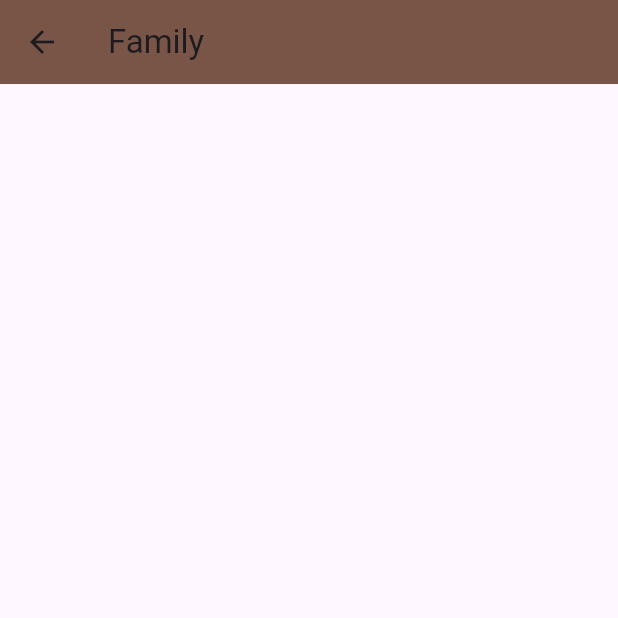
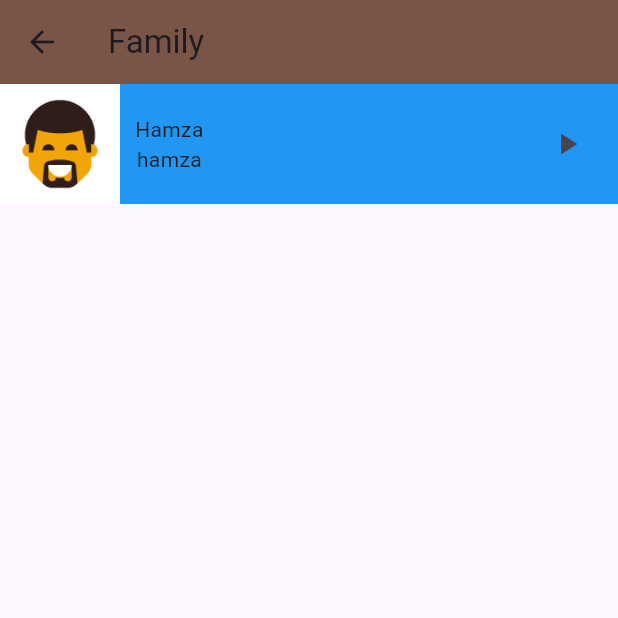
Before and after one commit to hamza-alshami/lang_app, a Flutter app: the screen it shows after launch, after a tap on "Family", on a phone screen of 412 x 824 dp, the top half of it. Run offline on Flutter 3.47's test engine with Material 3 defaults, Android fonts, the phone set to English and light mode, and no system bars; our stand-ins replace audioplayers.

Commit message:
Last Update the project closed

```diff
--- /dev/null
+++ b/lib/components/item_widget.dart
@@ -0,0 +1,51 @@
+import 'package:flutter/material.dart';
+import 'package:lang_app/model/item_model.dart';
+
+class ItemWidget extends StatelessWidget {
+  const ItemWidget({
+    super.key,
+    required this.color,
+    required this.item,
+  });
+  final Color color;
+  final ItemModel item;
+
+  @override
+  Widget build(BuildContext context) {
+    return Container(
+      height: 80,
+      width: double.infinity,
+      color: color,
+      child: Row(
+        children: [
+          Container(
+            height: 80,
+            width: 80,
+            color: Colors.white,
+            child: Image.asset(item.img),
+          ),
+          Padding(
+            padding: const EdgeInsets.only(left: 10),
+            child: Column(
+              mainAxisAlignment: MainAxisAlignment.center,
+              children: [
+                Text(item.jpName),
+                Text(item.enName),
+              ],
+            ),
+          ),
+          Spacer(flex: 1),
+          Padding(
+            padding: const EdgeInsets.only(right: 10),
+            child: IconButton(
+              icon: Icon(Icons.play_arrow),
+              onPressed: () {
+                item.playSound();
+              },
+            ),
+          ),
+        ],
+      ),
+    );
+  }
+}
--- /dev/null
+++ b/lib/model/item_model.dart
@@ -0,0 +1,20 @@
+import 'package:audioplayers/audioplayers.dart';
+
+class ItemModel {
+  final String jpName;
+  final String enName;
+  final String img;
+  final String sound;
+
+  ItemModel({
+    required this.jpName,
+    required this.enName,
+    required this.img,
+    required this.sound,
+  });
+
+  playSound() {
+    final player = AudioPlayer();
+    player.play(AssetSource(sound));
+  }
+}
--- a/lib/screens/family_screen.dart
+++ b/lib/screens/family_screen.dart
@@ -1,7 +1,18 @@
 import 'package:flutter/material.dart';
+import 'package:lang_app/components/item_widget.dart';
+import 'package:lang_app/model/item_model.dart';
 
 class FamilyScreen extends StatelessWidget {
   const FamilyScreen({super.key});
+
+  static final List<ItemModel> items = [
+    ItemModel(
+      jpName: "Hamza",
+      enName: "hamza",
+      img: "assets/images/family_members/family_father.png",
+      sound: "sounds/family_members/daughter.wav",
+    ),
+  ];
 
   @override
   Widget build(BuildContext context) {
@@ -10,6 +21,15 @@ class FamilyScreen extends StatelessWidget {
         backgroundColor: Colors.brown,
         title: const Text("Family"),
       ),
+      body: ListView.builder(
+        itemCount: items.length,
+        itemBuilder: (context, index) {
+          return ItemWidget(
+            color: Colors.blue,
+            item: items[index],
+          );
+        },
+      ),
     );
   }
 }
--- a/lib/screens/home_screen.dart
+++ b/lib/screens/home_screen.dart
@@ -22,7 +22,7 @@ class HomeScreen extends StatelessWidget {
                 context,
                 MaterialPageRoute(
                   builder: (context) {
-                    return const FamilyScreen();
+                    return  FamilyScreen();
                   },
                 ),
               );
```
Also changed, not shown: pubspec.yaml (+6 -3 lines), pubspec.lock, 5 other files.
